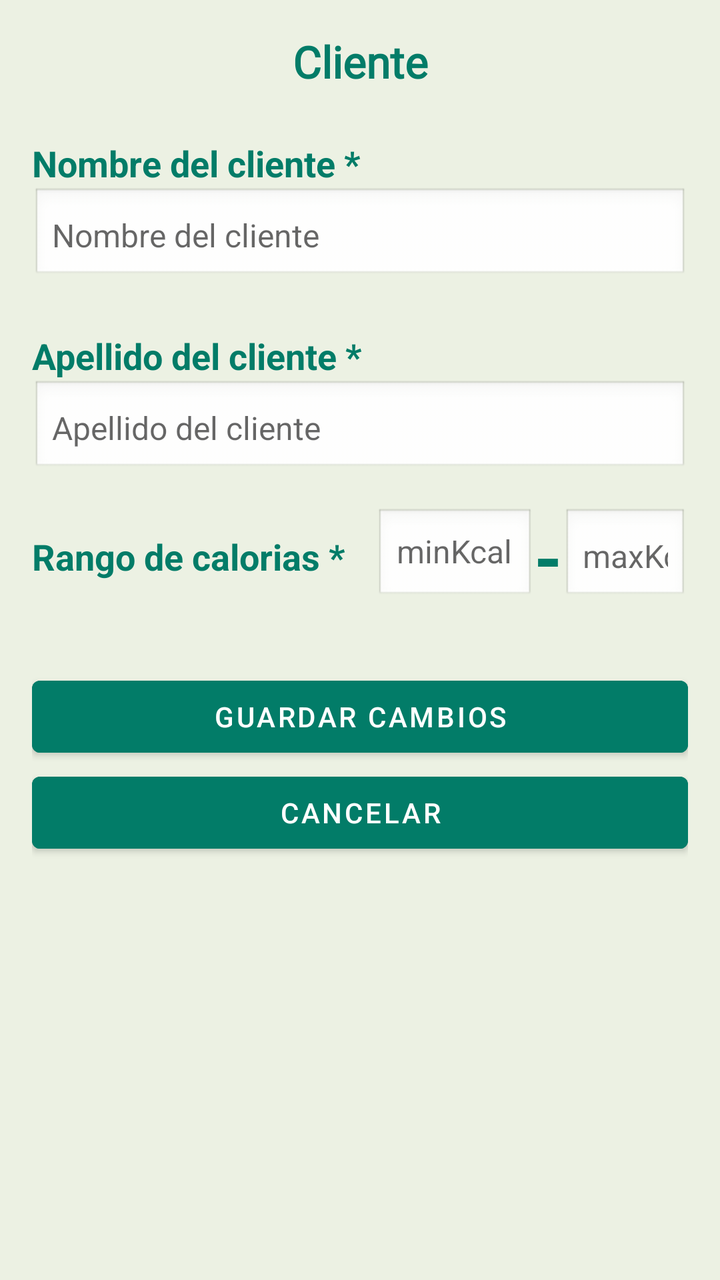
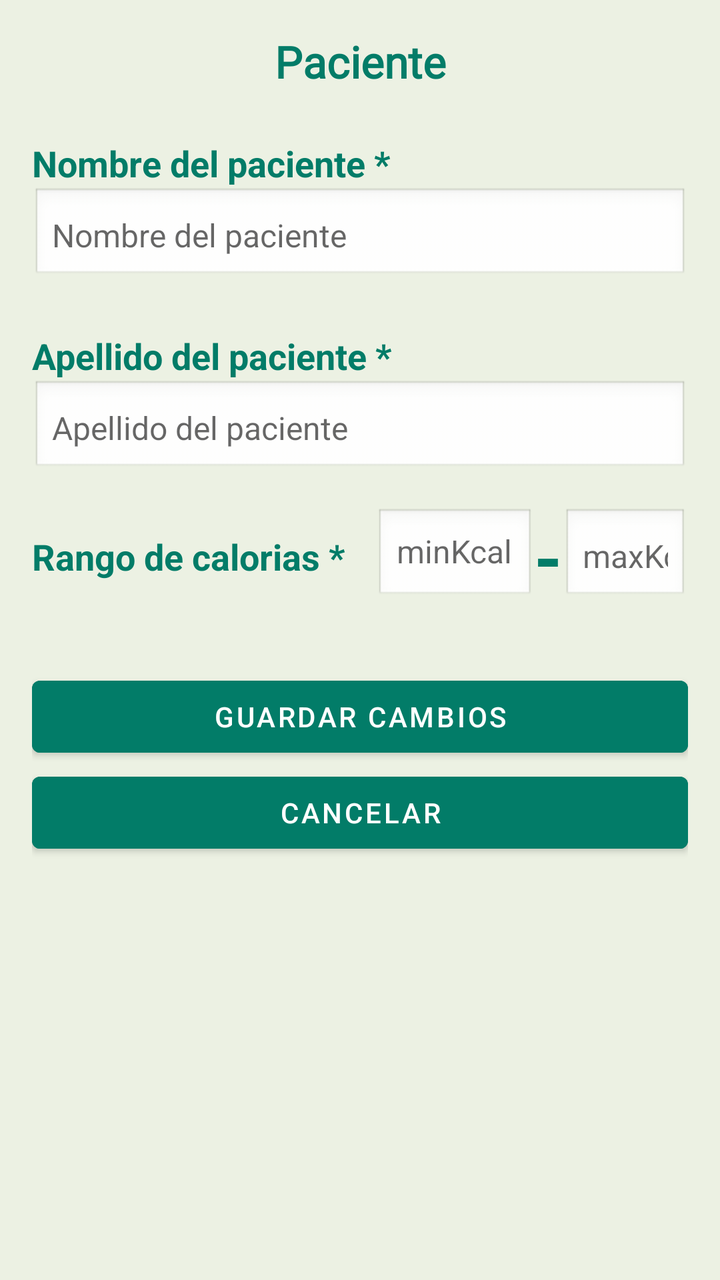

The first picture is an Android layout as it rendered before a commit; the second is the same layout after the commit. The layout source and the unified diff follow.
<!-- AndroidManifest.xml: application theme Theme.DietaAlPlato -->
<!-- res/layout/dialog_info_cliente.xml -->
<?xml version="1.0" encoding="utf-8"?>
<ScrollView xmlns:android="http://schemas.android.com/apk/res/android"
    android:layout_width="match_parent"
    android:layout_height="wrap_content"
    android:background="#DDE9EFDF"
    android:padding="16dp">

    <LinearLayout
        android:layout_width="match_parent"
        android:layout_height="wrap_content"
        android:orientation="vertical">

        <TextView
            android:layout_width="match_parent"
            android:layout_height="wrap_content"
            android:text="@string/cliente"
            android:textSize="22sp"
            android:textStyle="bold"
            android:textColor="#027C68"
            android:fontFamily="@font/lily_script_one"
            android:gravity="center"
            android:paddingBottom="16dp" />

        <TextView
            android:layout_width="match_parent"
            android:layout_height="wrap_content"
            android:layout_marginTop="8dp"
            android:text="@string/nombre_del_clienteE"
            android:textColor="#027C68"
            android:textSize="18sp"
            android:textStyle="bold" />
        <EditText
            android:id="@+id/editTextNombre"
            android:hint="@string/nombre_del_cliente"
            android:inputType="text"
            android:layout_width="match_parent"
            android:layout_height="wrap_content"
            android:autofillHints=""
            android:background="@android:drawable/edit_text"
            android:padding="10dp"
            android:textSize="16sp"
            android:layout_marginBottom="16dp" />

        <TextView
            android:layout_width="match_parent"
            android:layout_height="wrap_content"
            android:layout_marginTop="8dp"
            android:text="@string/apellido_del_clienteE"
            android:textColor="#027C68"
            android:textSize="18sp"
            android:textStyle="bold" />

        <EditText
            android:id="@+id/editTextApellido"
            android:hint="@string/apellido_del_cliente"
            android:inputType="text"
            android:layout_width="match_parent"
            android:layout_height="wrap_content"
            android:autofillHints=""
            android:background="@android:drawable/edit_text"
            android:padding="10dp"
            android:textSize="16sp"
            android:layout_marginBottom="16dp" />

        <LinearLayout
            android:layout_width="match_parent"
            android:layout_height="wrap_content"
            android:orientation="horizontal"
            android:gravity="center_vertical">

            <TextView
                android:layout_width="wrap_content"
                android:layout_height="wrap_content"
                android:layout_marginEnd="15dp"
                android:text="@string/rango_de_calorias"
                android:textColor="#027C68"
                android:textSize="18sp"
                android:textStyle="bold" />

            <EditText
                android:id="@+id/minKal"
                android:hint="@string/minkcal"
                android:inputType="text"
                android:layout_width="wrap_content"
                android:layout_height="wrap_content"
                android:autofillHints=""
                android:background="@android:drawable/edit_text"
                android:textSize="16sp"
            />

            <TextView
                android:layout_width="wrap_content"
                android:layout_height="wrap_content"
                android:text="-"
                android:textSize="36dp"
                android:textStyle="bold"
                android:textColor="#027C68" />

            <EditText
                android:id="@+id/maxKal"
                android:hint="@string/maxkcal"
                android:inputType="text"
                android:layout_width="wrap_content"
                android:layout_height="wrap_content"
                android:autofillHints=""
                android:background="@android:drawable/edit_text"
                android:padding="10dp"
                android:textSize="16sp"
            />

        </LinearLayout>


        <LinearLayout
            android:layout_width="match_parent"
            android:layout_height="wrap_content"
            android:layout_marginTop="12dp"
            android:orientation="horizontal">

            <LinearLayout
                android:id="@+id/columnasListas"
                android:layout_width="match_parent"
                android:layout_height="wrap_content"
                android:orientation="horizontal"
                android:weightSum="2"
                android:layout_marginTop="8dp">

                
                <LinearLayout
                    android:id="@+id/layoutAlergias"
                    android:layout_width="0dp"
                    android:layout_weight="1"
                    android:layout_height="wrap_content"
                    android:orientation="vertical"
                    android:paddingEnd="8dp"/>

                
                <LinearLayout
                    android:id="@+id/layoutPatologias"
                    android:layout_width="0dp"
                    android:layout_weight="1"
                    android:layout_height="wrap_content"
                    android:orientation="vertical"
                    android:paddingStart="8dp"/>
            </LinearLayout>

        </LinearLayout>

        <Button
            android:id="@+id/buttonGuardar"
            android:layout_width="match_parent"
            android:layout_height="wrap_content"
            android:layout_marginTop="12dp"
            android:backgroundTint="#027C68"
            android:text="@string/guardar_cambios" />

        <Button
            android:id="@+id/buttonCancelar"
            android:layout_width="match_parent"
            android:layout_height="wrap_content"
            android:backgroundTint="#027C68"
            android:text="@string/cancelar" />

        <TextView
            android:id="@+id/textError"
            android:layout_width="match_parent"
            android:layout_height="wrap_content"
            android:paddingTop="8dp"
            android:textColor="@android:color/holo_red_dark"
            android:visibility="gone" />

    </LinearLayout>
</ScrollView>
<!-- resources referenced by this layout -->
<resources>
  <string name="apellido_del_cliente">Apellido del cliente</string>
  <string name="apellido_del_clienteE">Apellido del cliente *</string>
  <string name="cancelar">Cancelar</string>
  <string name="cliente">Cliente</string>
  <string name="guardar_cambios">Guardar Cambios</string>
  <string name="maxkcal">maxKcal</string>
  <string name="minkcal">minKcal</string>
  <string name="nombre_del_cliente">Nombre del cliente</string>
  <string name="nombre_del_clienteE">Nombre del cliente *</string>
  <string name="rango_de_calorias">Rango de calorias *</string>
  <style name="Theme.DietaAlPlato" parent="Theme.MaterialComponents.DayNight.DarkActionBar">
          
          <item name="colorPrimary">@color/purple_500</item>
          <item name="colorPrimaryVariant">@color/purple_700</item>
          <item name="colorOnPrimary">@color/white</item>
          
          <item name="colorSecondary">@color/teal_200</item>
          <item name="colorSecondaryVariant">@color/teal_700</item>
          <item name="colorOnSecondary">@color/black</item>
          
          <item name="android:statusBarColor">?attr/colorPrimaryVariant</item>
          
          <item name="windowActionBar">false</item>
          <item name="windowNoTitle">true</item>
  
      </style>
  <color name="purple_500">#FF6200EE</color>
  <color name="purple_700">#FF3700B3</color>
  <color name="white">#FFFFFFFF</color>
  <color name="teal_200">#FF03DAC5</color>
  <color name="teal_700">#FF018786</color>
  <color name="black">#FF000000</color>
</resources>

<!-- the commit's change to res/layout/dialog_info_cliente.xml (unified diff, before → after) -->
@@ -13,7 +13,7 @@
         <TextView
             android:layout_width="match_parent"
             android:layout_height="wrap_content"
-            android:text="@string/cliente"
+            android:text="@string/paciente"
             android:textSize="22sp"
             android:textStyle="bold"
             android:textColor="#027C68"
@@ -25,13 +25,13 @@
             android:layout_width="match_parent"
             android:layout_height="wrap_content"
             android:layout_marginTop="8dp"
-            android:text="@string/nombre_del_clienteE"
+            android:text="@string/nombre_del_paciente"
             android:textColor="#027C68"
             android:textSize="18sp"
             android:textStyle="bold" />
         <EditText
             android:id="@+id/editTextNombre"
-            android:hint="@string/nombre_del_cliente"
+            android:hint="Nombre del paciente "
             android:inputType="text"
             android:layout_width="match_parent"
             android:layout_height="wrap_content"
@@ -45,14 +45,14 @@
             android:layout_width="match_parent"
             android:layout_height="wrap_content"
             android:layout_marginTop="8dp"
-            android:text="@string/apellido_del_clienteE"
+            android:text="Apellido del paciente *"
             android:textColor="#027C68"
             android:textSize="18sp"
             android:textStyle="bold" />
 
         <EditText
             android:id="@+id/editTextApellido"
-            android:hint="@string/apellido_del_cliente"
+            android:hint="Apellido del paciente"
             android:inputType="text"
             android:layout_width="match_parent"
             android:layout_height="wrap_content"
<!-- resource entries referenced after the edit -->
@@ -1,14 +1,11 @@
 <!-- resources referenced by this layout -->
 <resources>
-  <string name="apellido_del_cliente">Apellido del cliente</string>
-  <string name="apellido_del_clienteE">Apellido del cliente *</string>
   <string name="cancelar">Cancelar</string>
-  <string name="cliente">Cliente</string>
   <string name="guardar_cambios">Guardar Cambios</string>
   <string name="maxkcal">maxKcal</string>
   <string name="minkcal">minKcal</string>
-  <string name="nombre_del_cliente">Nombre del cliente</string>
-  <string name="nombre_del_clienteE">Nombre del cliente *</string>
+  <string name="nombre_del_paciente">Nombre del paciente *</string>
+  <string name="paciente">Paciente</string>
   <string name="rango_de_calorias">Rango de calorias *</string>
   <style name="Theme.DietaAlPlato" parent="Theme.MaterialComponents.DayNight.DarkActionBar">
           
